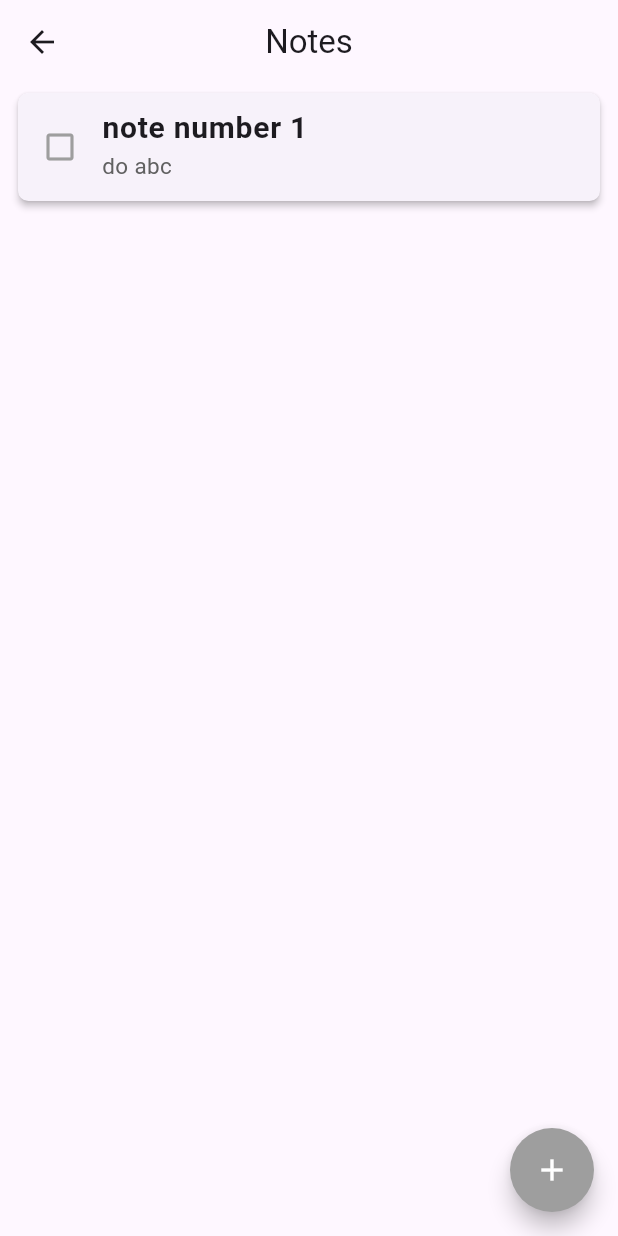
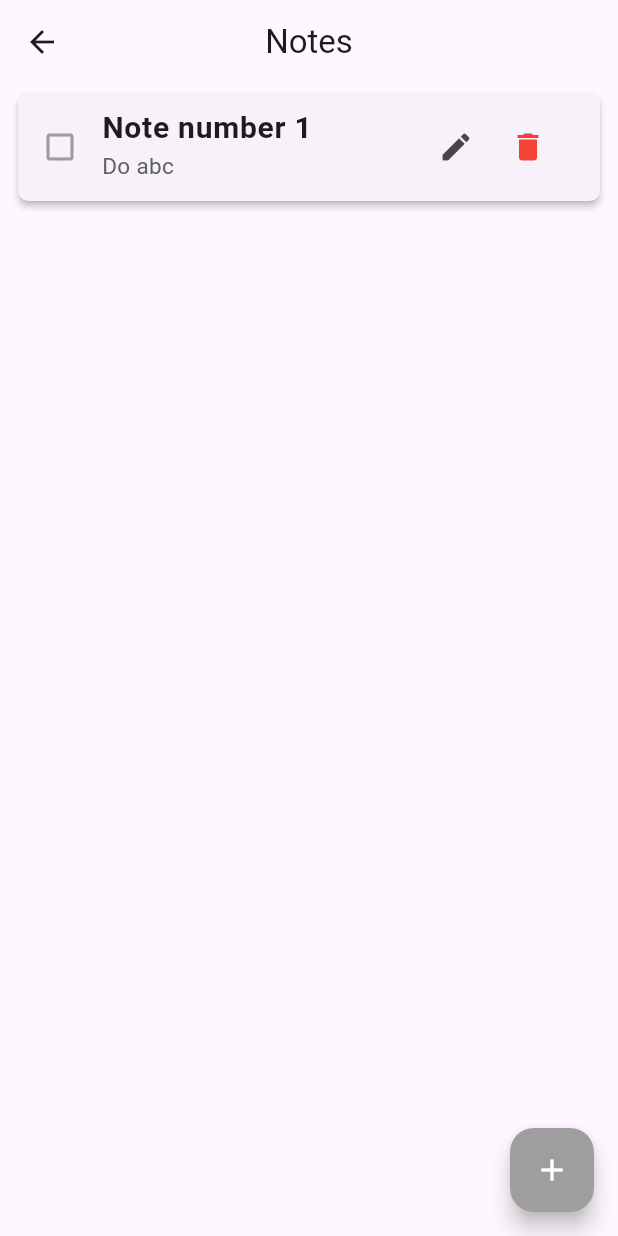
Before and after one commit to SafaeElouatyq/Flutter_miniProject, a Flutter app: the screen it shows after launch, in the side drawer, after a tap on "Notes", on a phone screen of 412 x 824 dp. Run offline on Flutter 3.47's test engine with Material 3 defaults, Android fonts, the phone set to English and light mode, and no system bars.

Commit message:
complete the notes part

```diff
--- a/lib/pages/notes_page.dart
+++ b/lib/pages/notes_page.dart
@@ -1,6 +1,5 @@
-import 'package:flutter/cupertino.dart';
 import 'package:flutter/material.dart';
-import 'package:flutter_mini_project/pages/add_note.dart';
+import 'add_note.dart';
 import '../models/note.dart';
 
 class NotesPage extends StatefulWidget {
@@ -11,25 +10,23 @@ class NotesPage extends StatefulWidget {
 }
 
 class _NotesPageState extends State<NotesPage> {
+  List<Note> notes = [
+    Note(title: "Note number 1", text: "Do abc", checked: false),
+  ];
 
-
-  List<Note> Notes=[
-    Note(
-        title: "note number 1",
-        text: "do abc",
-        checked: false),
-  ];
   @override
   Widget build(BuildContext context) {
     return Scaffold(
       appBar: AppBar(
-        title: Text("Notes"),
+        title: const Text("Notes"),
         centerTitle: true,
       ),
-      body:ListView.builder(itemCount : Notes.length,itemBuilder: (context,index){
-        final n = Notes[index];
+      body: ListView.builder(
+        itemCount: notes.length,
+        itemBuilder: (context, index) {
+          final n = notes[index];
           return Card(
-          margin:  EdgeInsets.symmetric(horizontal: 12, vertical: 6),
+            margin: const EdgeInsets.symmetric(horizontal: 12, vertical: 6),
             elevation: 2,
             shape: RoundedRectangleBorder(
               borderRadius: BorderRadius.circular(7),
@@ -41,9 +38,7 @@ class _NotesPageState extends State<NotesPage> {
                 });
               },
               leading: Icon(
-              n.checked
-                  ? Icons.check_box
-                  : Icons.check_box_outline_blank,
+                n.checked ? Icons.check_box : Icons.check_box_outline_blank,
                 color: n.checked ? Colors.green : Colors.grey,
               ),
               title: Text(
@@ -51,42 +46,61 @@ class _NotesPageState extends State<NotesPage> {
                 style: TextStyle(
                   fontSize: 20,
                   fontWeight: FontWeight.bold,
-                decoration:
-                n.checked ? TextDecoration.lineThrough : null,
+                  decoration: n.checked ? TextDecoration.lineThrough : null,
                 ),
               ),
               subtitle: Text(
                 n.text,
                 style: TextStyle(
                   fontSize: 15,
-                decoration:
-                n.checked ? TextDecoration.lineThrough : null,
+                  decoration: n.checked ? TextDecoration.lineThrough : null,
                   color: Colors.grey[700],
                 ),
               ),
+              trailing: Row(
+                mainAxisSize: MainAxisSize.min,
+                children: [
+                  IconButton(
+                    icon: const Icon(Icons.edit),
+                    onPressed: () async {
+                      await Navigator.push(
+                        context,
+                        MaterialPageRoute(builder: (context) => AddNote(note: n)),
+                      );
+                      setState(() {});
+                    },
                   ),
+                  IconButton(
+                    icon: const Icon(Icons.delete, color: Colors.red),
+                    onPressed: () {
+                      setState(() {
+                        notes.removeAt(index);
+                      });
+                    },
+                  ),
+                ],
+              ),
+            ),
+
           );
-
-      })
-      ,
+        },
+      ),
       floatingActionButton: FloatingActionButton(
         child: const Icon(Icons.add, color: Colors.white),
         backgroundColor: Colors.grey,
-        shape: const CircleBorder(),
         onPressed: () async {
           final newNote = await Navigator.push(
             context,
             MaterialPageRoute(builder: (context) => const AddNote()),
           );
-
           if (newNote != null) {
             setState(() {
-              Notes.add(newNote);
+              notes.add(newNote);
             });
           }
         },
+
       ),
-
     );
   }
 }
```
Also changed, not shown: lib/pages/add_note.dart (+21 -4 lines), lib/pages/contacts_page.dart (+8 -6 lines). Lines whose indentation alone changed are shown as unchanged.
